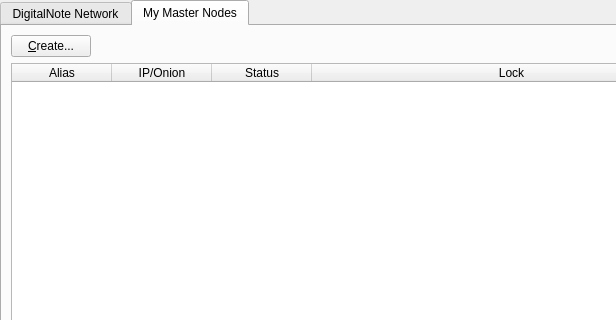
DigitalNoteXDN/DigitalNote-2, file src/qt/forms/masternodemanager.ui: the form before one commit; both pictures show x 0 to 616 and y 0 to 320 of the 723 by 457 pixel window.
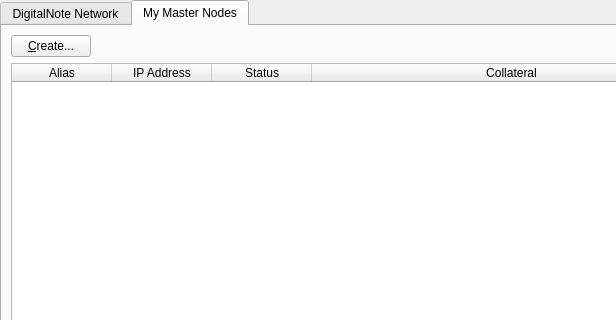
The form after the commit. The open tabs and pages were chosen to show the change.

```diff
--- a/src/qt/forms/masternodemanager.ui
+++ b/src/qt/forms/masternodemanager.ui
@@ -193,7 +193,7 @@
              </column>
              <column>
               <property name="text">
-               <string>IP/Onion</string>
+               <string>IP Address</string>
               </property>
              </column>
              <column>
@@ -203,7 +203,7 @@
              </column>
              <column>
               <property name="text">
-               <string>Lock</string>
+               <string>Collateral</string>
               </property>
              </column>
             </widget>
```
Left out of the diff: 2 changed lines with no effect on the pictures.
